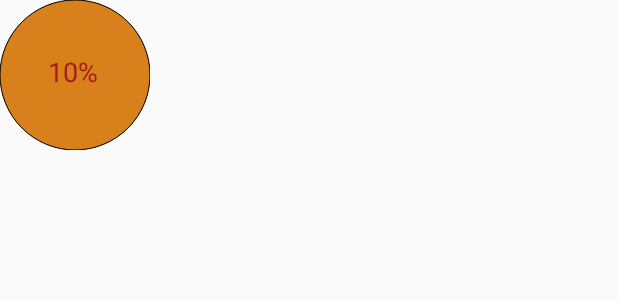
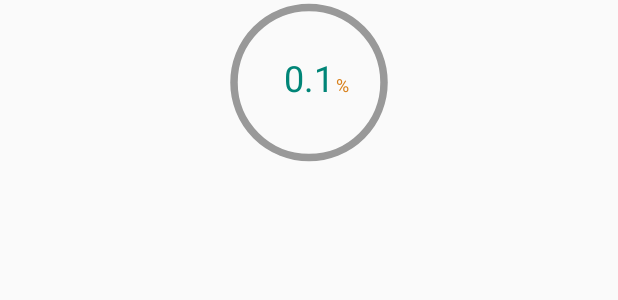
Before and after one commit to GoodMemery/customViewCollections, an Android app: the layout activity_second.xml on its own in the app's theme, with its tools: preview values and no code run, on a phone screen of 412 x 824 dp. Shown: the top 300 px of the screen. Run offline under Robolectric (Android 15) with nearby library versions, the phone set to English and light mode, and no system bars.

Commit message:
修改之前的命名等。

```diff
--- a/CustomViewWork/app/src/main/AndroidManifest.xml
+++ b/CustomViewWork/app/src/main/AndroidManifest.xml
@@ -18,9 +18,9 @@
             </intent-filter>
         </activity>
 
-        <activity android:name=".ui.SecondActivity"/>
+        <activity android:name=".ui.RoundViewActivity"/>
 
-        <activity android:name=".ui.ThirdSingleWaveActivity"/>
+        <activity android:name=".ui.WaveViewActivity"/>
 
     </application>
 
--- a/CustomViewWork/app/src/main/java/com/mrl/custom/ui/SecondActivity.java
+++ /dev/null
@@ -1,76 +0,0 @@
-package com.mrl.custom.ui;
-
-import android.app.Activity;
-import android.os.Bundle;
-import android.os.Handler;
-import android.os.Message;
-import android.util.Log;
-
-import com.mrl.custom.R;
-import com.mrl.custom.view.RoundView;
-import com.mrl.custom.view.WaveView;
-
-public class SecondActivity extends Activity {
-
-    private WaveView mWaveView;
-    private int currentProgress = 10;
-    private int maxProgress = 100;
-    Handler handler = new Handler(){
-        @Override
-        public void handleMessage(Message msg) {
-            super.handleMessage(msg);
-
-            switch (msg.what){
-                case 0:
-                    mWaveView.start();
-                    mWaveView.setCurrentProgress(currentProgress);
-                    currentProgress ++;
-                    break;
-                default:
-                    break;
-            }
-        }
-    };
-
-    @Override
-    protected void onCreate(Bundle savedInstanceState) {
-        super.onCreate(savedInstanceState);
-        setContentView(R.layout.activity_second);
-
-
-        float percent = getIntent().getFloatExtra("percent",0);
-
-        RoundView roundView = findViewById(R.id.roundView);
-        roundView.setPercent(percent);
-
-
-        initWaveView();
-
-        Log.e("SeondActivity:","develop"        );
-    }
-
-    private void initWaveView(){
-        mWaveView = (WaveView) findViewById(R.id.waveView);
-        //设置圆的半径
-        mWaveView.setRadius(100);
-        //设置进度最大值
-        mWaveView.setMaxProgress(maxProgress);
-        //设置进度的当前值
-        mWaveView.setCurrentProgress(currentProgress);
-        //模拟下载。每个
-        new Thread(new Runnable() {
-            @Override
-            public void run() {
-                while (currentProgress < maxProgress){
-                    try {
-                        Thread.sleep(100);
-                        handler.sendEmptyMessage(0);
-                    } catch (InterruptedException e) {
-                        e.printStackTrace();
-                    }
-
-                }
-            }
-        }).start();
-    }
-}
--- a/CustomViewWork/app/src/main/java/com/mrl/custom/ui/ThirdSingleWaveActivity.java
+++ b/CustomViewWork/app/src/main/java/com/mrl/custom/ui/WaveViewActivity.java
@@ -3,9 +3,8 @@ package com.mrl.custom.ui;
 import android.app.Activity;
 import android.os.Bundle;
 import android.os.CountDownTimer;
-import android.util.Log;
 
-import com.mrl.custom.util.CountTimerUtils;
+import com.mrl.custom.R;
 import com.mrl.custom.view.SingleWaveView;
 
 /**
@@ -14,29 +13,32 @@ import com.mrl.custom.view.SingleWaveView;
  * @author 李立
  * @date 2019/2/21
  */
-public class ThirdSingleWaveActivity extends Activity {
+public class WaveViewActivity extends Activity {
 
+    private CountDownTimer mTimer;
+
+    //水位高度
     private int mDepth;
+
     @Override
     protected void onCreate(Bundle savedInstanceState) {
         super.onCreate(savedInstanceState);
 
-        final SingleWaveView view = new SingleWaveView(this);
-        setContentView(view);
+        setContentView(R.layout.activity_waveview);
 
-        CountDownTimer mTimer = new CountDownTimer( 100000000, 100) {
+        final SingleWaveView waveView = findViewById(R.id.waveView);
+
+        mTimer = new CountDownTimer( 100000000, 100) {
             @Override
             public void onTick(long millisUntilFinished) {
-                mDepth = mDepth + 1;
-                view.setDepth(mDepth);
-
-                Log.e("SingleWaveView的depth2:",mDepth + "");
-
+                //更新水位高度
+                mDepth = mDepth + 4;
+                waveView.setDepth(mDepth);
             }
 
             @Override
             public void onFinish() {
-
+                mTimer.cancel();
             }
         };
 
--- a/CustomViewWork/app/src/main/java/com/mrl/custom/util/CountTimerUtils.java
+++ b/CustomViewWork/app/src/main/java/com/mrl/custom/util/CountTimerUtils.java
@@ -4,8 +4,10 @@ import android.os.CountDownTimer;
 import android.view.View;
 
 /**
- * lili
  * 时间延时工具
+ *
+ * @author 李立
+ * @date 2019/2/23
  */
 public class CountTimerUtils {
 
@@ -41,7 +43,7 @@ public class CountTimerUtils {
      * 延时几秒处理
      */
     public void countTimerDelay(long delayMills, final CountDelayListener listener) {
-        mTimer = new CountDownTimer( delayMills, 100) {
+        mTimer = new CountDownTimer(delayMills, 100) {
             @Override
             public void onTick(long millisUntilFinished) {
             }
--- a/CustomViewWork/app/src/main/java/com/mrl/custom/util/TDevice.java
+++ b/CustomViewWork/app/src/main/java/com/mrl/custom/util/TDevice.java
@@ -1,9 +1,8 @@
-package com.mrl.custom.util;//package com.jeagine.cloudinstitute.util;
+package com.mrl.custom.util;
 
 import android.annotation.SuppressLint;
 import android.annotation.TargetApi;
 import android.app.Activity;
-import android.app.Application;
 import android.content.Context;
 import android.content.pm.PackageManager;
 import android.content.res.Resources;
@@ -16,7 +15,6 @@ import android.text.TextUtils;
 import android.util.DisplayMetrics;
 import android.view.inputmethod.InputMethodManager;
 import android.widget.EditText;
-
 
 import com.mrl.custom.application.BaseApplication;
 
--- a/CustomViewWork/app/src/main/java/com/mrl/custom/view/RoundView.java
+++ b/CustomViewWork/app/src/main/java/com/mrl/custom/view/RoundView.java
@@ -224,8 +224,6 @@ public class RoundView extends View {
                 mCenterY + mTextPercentSize / 2,
                 mTextPercentPaint);
 
-
-
     }
 
     /**
--- a/CustomViewWork/app/src/main/java/com/mrl/custom/view/WaveView.java
+++ /dev/null
@@ -1,339 +0,0 @@
-package com.mrl.custom.view;
-
-import android.animation.ValueAnimator;
-import android.content.Context;
-import android.content.res.TypedArray;
-import android.graphics.Bitmap;
-import android.graphics.Canvas;
-import android.graphics.Paint;
-import android.graphics.Path;
-import android.graphics.PointF;
-import android.graphics.PorterDuff;
-import android.graphics.PorterDuffXfermode;
-import android.util.AttributeSet;
-import android.util.Log;
-import android.view.MotionEvent;
-import android.view.View;
-import android.view.animation.LinearInterpolator;
-
-import com.mrl.custom.R;
-
-/**
- * @author 李立
- * @date 2019/2/18
- * 圆中的波浪
- */
-public class WaveView extends View {
-
-    private Paint mBgCirclePaint;
-    private Paint mCirclePaint;
-    private Paint mWavePaint;
-    private Paint mTextPaint;
-    private Canvas mCanvas;
-    //贝塞尔曲线
-    private Path mPath;
-
-    private int mCircleColor;
-    private int mCircleBackColor;
-    private float mCircleRadius;
-    private int mWaveColor;
-    private int mTextColor;
-    private float mTextSize;
-
-    private int mWaveWidth, mWaveHeight;
-    private Bitmap mBitmap;
-
-    //当前进度
-    private int currentProgress = 10;
-    //总的进度
-    private int maxProgress = 100;
-    //属性动画
-    ValueAnimator animator = null;
-    //水位上升的高度
-    private float depth;
-    //振幅
-    private float waveRipple = 0;
-
-    private boolean mIsLog = false;
-
-
-    private PointF mStartPoint, mSecondPoint, mThirdPoint, mFourthPoint, mEndPoint;
-    private PointF mControllerPoint1, mControllerPoint2, mControllerPoint3, mControllerPoint4;
-
-
-    public WaveView(Context context) {
-        this(context, null);
-    }
-
-    public WaveView(Context context, AttributeSet attrs) {
-        this(context, attrs, 0);
-    }
-
-    public WaveView(Context context, AttributeSet attrs, int defStyleAttr) {
-        super(context, attrs, defStyleAttr);
-        initAttr(context, attrs, defStyleAttr);
-    }
-
-    private void initAttr(Context context, AttributeSet attrs, int defStyleAttr) {
-
-        TypedArray array = context.obtainStyledAttributes(attrs, R.styleable.WaveView);
-        if (array != null) {
-
-            mCircleColor = array.getColor(R.styleable.WaveView_circleColor, 0);
-            mCircleBackColor = array.getColor(R.styleable.WaveView_circleBackgroundColor, 0);
-            mCircleRadius = array.getDimension(R.styleable.WaveView_circleRadius, 30);
-            mWaveColor = array.getColor(R.styleable.WaveView_waveColor, 0);
-            mTextColor = array.getColor(R.styleable.WaveView_percentTextColor, 0);
-            mTextSize = array.getDimension(R.styleable.WaveView_percentTextSize, 14);
-            array.recycle();
-        }
-
-
-
-        initData();
-
-    }
-
-    @Override
-    protected void onLayout(boolean changed, int left, int top, int right, int bottom) {
-        super.onLayout(changed, left, top, right, bottom);
-    }
-
-    @Override
-    protected void onDraw(Canvas canvas) {
-        super.onDraw(canvas);
-
-        //在自己定义的画布上画出背景圆
-        mCanvas.drawCircle(mWaveWidth / 2, mWaveHeight / 2, mCircleRadius, mBgCirclePaint);
-
-        mPath.reset();
-        mPath.moveTo(mStartPoint.x, mStartPoint.y);
-        mPath.quadTo(mControllerPoint1.x, mControllerPoint1.y, mSecondPoint.x, mSecondPoint.y);
-        mPath.quadTo(mControllerPoint2.x, mControllerPoint2.y, mThirdPoint.x, mThirdPoint.y);
-        mPath.quadTo(mControllerPoint3.x, mControllerPoint3.y, mFourthPoint.x, mFourthPoint.y);
-        mPath.quadTo(mControllerPoint4.x, mControllerPoint4.y, mEndPoint.x, mEndPoint.y);
-
-        mPath.lineTo(mEndPoint.x, mWaveHeight);
-        mPath.lineTo(-mWaveWidth, mWaveHeight);
-
-        //绘制水波纹
-        mCanvas.drawPath(mPath, mWavePaint);
-
-        //将画好的圆绘制再画布上
-        canvas.drawBitmap(mBitmap, 0, 0, null);
-
-        //绘制圆
-        canvas.drawCircle(mWaveWidth / 2, mWaveHeight / 2, mCircleRadius, mCirclePaint);
-
-        if (currentProgress <= 0) {
-            waveRipple = 0;
-        } else if (currentProgress > 0 && currentProgress < maxProgress) {
-            waveRipple = 15;
-        } else if (currentProgress == maxProgress) {
-            waveRipple = 0;
-        } else if (currentProgress > maxProgress && animator.isRunning()) {
-            currentProgress = maxProgress;
-            animator.cancel();
-        }
-
-        //绘制进度
-        String text = currentProgress + "%";
-        canvas.drawText(text, (mWaveWidth / 2 - mTextSize), (mWaveHeight / 2 + mTextSize / 4), mTextPaint);
-
-
-    }
-
-    @Override
-    protected void onMeasure(int widthMeasureSpec, int heightMeasureSpec) {
-        super.onMeasure(widthMeasureSpec, heightMeasureSpec);
-
-        setWidthHeight(widthMeasureSpec, heightMeasureSpec);
-
-    }
-
-    /**
-     * 控制宽高，解决自定义wrap_content 还是match_parent 效果的问题
-     */
-    private void setWidthHeight(int widthMeasureSpec, int heightMeasureSpec) {
-        int desiredWidth = (int) (mCircleRadius * 2);
-        int desiredHeight = (int) (mCircleRadius * 2);
-
-        int widthMode = MeasureSpec.getMode(widthMeasureSpec);
-        int widthSize = MeasureSpec.getSize(widthMeasureSpec);
-        int heightMode = MeasureSpec.getMode(heightMeasureSpec);
-        int heightSize = MeasureSpec.getSize(heightMeasureSpec);
-
-        //Measure Width
-        if (widthMode == MeasureSpec.EXACTLY) {
-            //Must be this size
-            mWaveWidth = widthSize;
-        }
-        else if (widthMode == MeasureSpec.AT_MOST) {
-            //Can't be bigger than...
-            mWaveWidth = Math.min(desiredWidth, widthSize);
-        }
-        else {
-            //Be whatever you want
-            mWaveWidth = desiredWidth;
-        }
-
-        //Measure Height
-        if (heightMode == MeasureSpec.EXACTLY) {
-            //Must be this size
-            mWaveHeight = heightSize;
-        }
-        else if (heightMode == MeasureSpec.AT_MOST) {
-            //Can't be bigger than...
-            mWaveHeight = Math.min(desiredHeight, heightSize);
-        }
-        else {
-            //Be whatever you want
-            mWaveHeight = desiredHeight;
-        }
-
-        //创建一张空白图片
-        mBitmap = Bitmap.createBitmap(mWaveWidth, mWaveHeight, Bitmap.Config.ARGB_8888);
-        mCanvas = new Canvas(mBitmap);
-
-        reset();
-
-        //MUST CALL THIS
-        setMeasuredDimension(mWaveWidth, mWaveHeight);
-    }
-
-    /**
-     * 初始化点
-     */
-    private void reset() {
-        mStartPoint = new PointF(-mWaveWidth, mWaveHeight);
-        mSecondPoint = new PointF(-mWaveWidth / 2, mWaveHeight);
-        mThirdPoint = new PointF(0, mWaveHeight);
-        mFourthPoint = new PointF(mWaveWidth / 2, mWaveHeight);
-        mEndPoint = new PointF(mWaveWidth, mWaveHeight);
-
-        mControllerPoint1 = new PointF(-mWaveWidth / 4, mWaveHeight);
-        mControllerPoint2 = new PointF(-mWaveWidth * 3 / 4, mWaveHeight);
-        mControllerPoint3 = new PointF(mWaveWidth / 4, mWaveHeight);
-        mControllerPoint4 = new PointF(mWaveWidth * 3 / 4, mWaveHeight);
-    }
-
-    /**
-     * 初始化画笔
-     */
-    private void initData() {
-
-        //初始化背景圆画笔
-        mBgCirclePaint = new Paint();
-        //抗锯齿
-        mBgCirclePaint.setAntiAlias(true);
-        //设置背景圆的背景色
-        mBgCirclePaint.setColor(mCircleBackColor);
-        //设置充满
-        mBgCirclePaint.setStyle(Paint.Style.FILL);
-
-        //外部圆
-        mCirclePaint = new Paint();
-        mCirclePaint.setColor(mCircleColor);
-        mCirclePaint.setAntiAlias(true);
-        mCirclePaint.setStyle(Paint.Style.STROKE);
-
-        mWavePaint = new Paint();
-        mWavePaint.setColor(mWaveColor);
-        mWavePaint.setAntiAlias(true);
-        mWavePaint.setStyle(Paint.Style.FILL);
-        //使用Xfermode获取重叠部分
-        mWavePaint.setXfermode(new PorterDuffXfermode(PorterDuff.Mode.SRC_IN));
-
-        mTextPaint = new Paint();
-        mTextPaint.setColor(mTextColor);
-        mTextPaint.setTextSize(mTextSize);
-        mTextPaint.setAntiAlias(true);
-
-        //初始化贝塞尔曲线
-        mPath = new Path();
-
-    }
-
-    public void start() {
-        if (animator == null) {
-            reset();
-            //开启动画效果
-            startAnimator();
-        }
-    }
-
-    /**
-     * 开始动画
-     */
-    private void startAnimator() {
-        animator = ValueAnimator.ofFloat(mStartPoint.x, 0);
-        animator.setInterpolator(new LinearInterpolator());
-        animator.setDuration(2000);
-        animator.setRepeatCount(ValueAnimator.INFINITE);
-        animator.addUpdateListener(new ValueAnimator.AnimatorUpdateListener() {
-            @Override
-            public void onAnimationUpdate(ValueAnimator animation) {
-                mStartPoint.x = (Float) animation.getAnimatedValue();
-                mStartPoint = new PointF(mStartPoint.x, mWaveHeight - depth);
-                mSecondPoint = new PointF(mStartPoint.x + mWaveWidth / 2, mWaveHeight - depth);
-                mThirdPoint = new PointF(mSecondPoint.x + mWaveWidth / 2, mWaveHeight - depth);
-                mFourthPoint = new PointF(mThirdPoint.x + mWaveWidth / 2, mWaveHeight - depth);
-                mEndPoint = new PointF(mFourthPoint.x + mWaveWidth / 2, mWaveHeight - depth);
-                mControllerPoint1 = new PointF(mStartPoint.x + mWaveWidth / 4, mWaveHeight - depth + waveRipple);
-                mControllerPoint2 = new PointF(mSecondPoint.x + mWaveWidth / 4, mWaveHeight - depth - waveRipple);
-                mControllerPoint3 = new PointF(mThirdPoint.x + mWaveWidth / 4, mWaveHeight - depth + waveRipple);
-                mControllerPoint4 = new PointF(mFourthPoint.x + mWaveWidth / 4, mWaveHeight - depth - waveRipple);
-
-                if(!mIsLog){
-                    Log.e("WaveView的log:","startPoint:"+ mStartPoint.toString()+
-                     "secondPoint:"+mSecondPoint.toString()+
-                    "thirdPoint:"+ mThirdPoint.toString() +
-                    "fourthPoint;" + mFourthPoint.toString()+
-                            "endPoint:"+ mEndPoint.toString()
-                    );
-                    Log.e("WaveView的log:","contrler1:"+mControllerPoint1.toString()+
-                    "controller2:"+ mControllerPoint2.toString()+
-                    "controller3:" + mControllerPoint3.toString()+
-                            "controller4:" + mControllerPoint4.toString()
-                    );
-
-                    mIsLog = true;
-
-                }
-                invalidate();
-            }
-        });
-        animator.start();
-    }
-
-
-    public float getRadius() {
-        return mCircleRadius;
-    }
-
-    public void setRadius(float radius) {
-        this.mCircleRadius = radius;
-    }
-
-    public int getCurrentProgress() {
-        return currentProgress;
-    }
-
-    public void setCurrentProgress(int currentProgress) {
-        this.currentProgress = currentProgress;
-        depth = (float) currentProgress / (float) maxProgress * (float) mWaveHeight;
-    }
-
-    public int getMaxProgress() {
-        return maxProgress;
-    }
-
-    public void setMaxProgress(int maxProgress) {
-        this.maxProgress = maxProgress;
-    }
-
-    @Override
-    public boolean onTouchEvent(MotionEvent event) {
-        return super.onTouchEvent(event);
-    }
-}
--- a/CustomViewWork/app/src/main/res/layout/activity_second.xml
+++ b/CustomViewWork/app/src/main/res/layout/activity_second.xml
@@ -17,19 +17,8 @@
         app:roundViewTextNumSize="24sp"
         app:roundViewTextPercentSize="12sp"
         app:roundViewArcColor="@color/orange"
-        android:visibility="gone"
+        android:visibility="visible"
         />
 
-    <com.mrl.custom.view.WaveView
-        android:id="@+id/waveView"
-        android:layout_width="wrap_content"
-        android:layout_height="wrap_content"
-        app:circleBackgroundColor="@color/orange"
-        app:circleRadius="50dp"
-        app:circleColor="@color/black"
-        app:waveColor="@color/colorAccent"
-        app:percentTextColor="@color/red"
-        app:percentTextSize="18sp"
-        />
 
 </RelativeLayout>
```
Also changed, not shown: CustomViewWork/app/src/main/java/com/mrl/custom/ui/MainActivity.java (+4 -16 lines), CustomViewWork/app/src/main/java/com/mrl/custom/ui/RoundViewActivity.java (added, +31 -0 lines), CustomViewWork/app/src/main/res/layout/activity_main.xml (+2 -11 lines), CustomViewWork/app/src/main/res/layout/activity_waveview.xml (added, +12 -0 lines), CustomViewWork/app/src/main/res/values/attr.xml (+0 -10 lines).
